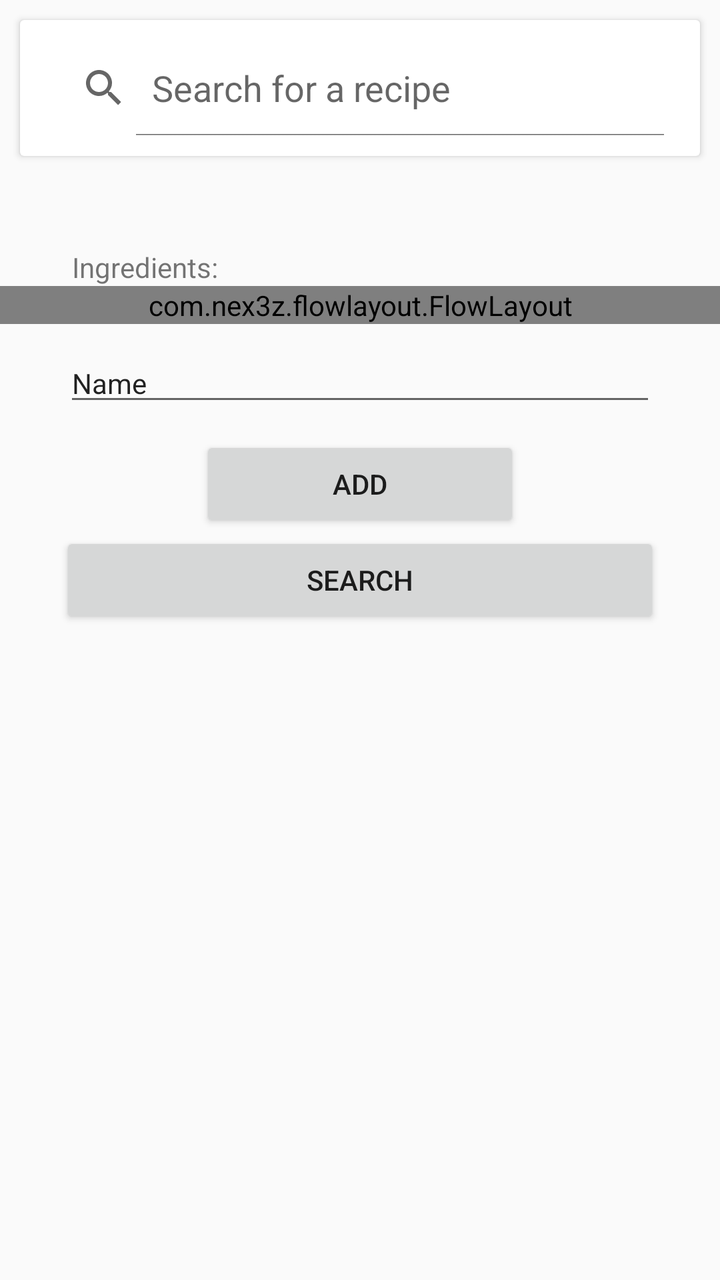
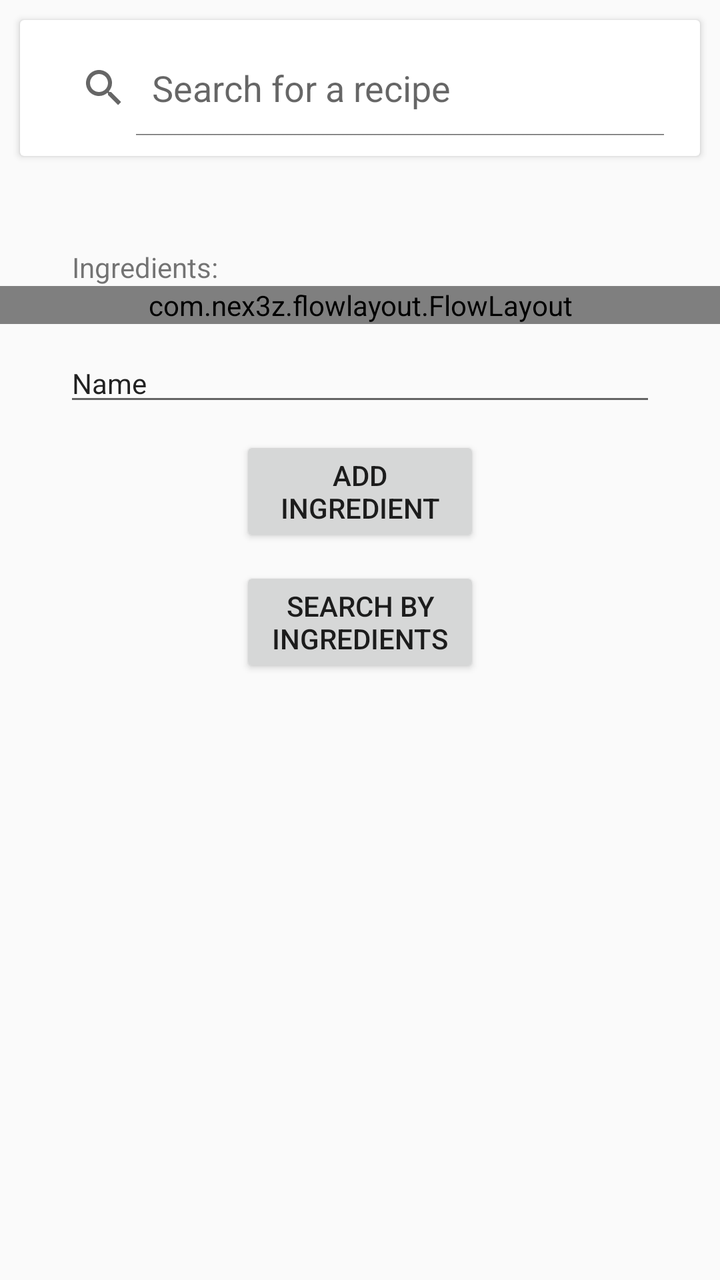

Two renders of the same Android screen: before a commit and after it. Below are the layout's source before the change and the commit's diff.
<!-- AndroidManifest.xml: application theme AppTheme -->
<!-- res/layout/fragment_search.xml -->
<?xml version="1.0" encoding="utf-8"?>
<FrameLayout xmlns:android="http://schemas.android.com/apk/res/android"
    xmlns:app="http://schemas.android.com/apk/res-auto"
    xmlns:tools="http://schemas.android.com/tools"
    android:layout_width="match_parent"
    android:layout_height="match_parent"
    tools:context=".SearchFragment">

    


    <ScrollView
        android:layout_width="match_parent"
        android:layout_height="match_parent">

        <LinearLayout
            android:id="@+id/searchLinearLayout"
            android:layout_width="match_parent"
            android:layout_height="wrap_content"
            android:orientation="vertical">

            <android.support.v7.widget.CardView
                android:layout_width="match_parent"
                android:layout_height="match_parent"
                android:layout_margin="10dp">

                <SearchView
                    android:id="@+id/recipeSearchView"
                    android:layout_width="match_parent"
                    android:layout_height="match_parent"
                    android:layout_margin="10dp"
                    android:fadingEdge="horizontal|vertical"
                    android:iconifiedByDefault="false"
                    android:queryHint="Search for a recipe" />
            </android.support.v7.widget.CardView>


            <LinearLayout
                android:id="@+id/ingredientsLinearLayout"
                android:layout_width="match_parent"
                android:layout_height="match_parent"
                android:orientation="vertical">

                <TextView
                    android:id="@+id/recipeIngredientsFilterText"
                    android:layout_width="match_parent"
                    android:layout_height="wrap_content"
                    android:layout_marginEnd="32dp"
                    android:layout_marginStart="36dp"
                    android:layout_marginTop="36dp"
                    android:text="Ingredients:"
                    app:layout_constraintStart_toStartOf="parent"
                    app:layout_constraintTop_toBottomOf="@+id/recipeNameFilterText" />

                
                    
                    
                    
                    
                    
                    

                <com.nex3z.flowlayout.FlowLayout
                    xmlns:app="http://schemas.android.com/apk/res-auto"
                    android:id="@+id/searchFlowLayout"
                    android:layout_width="match_parent"
                    android:layout_height="wrap_content"
                    app:flChildSpacing="auto"
                    app:flChildSpacingForLastRow="align"
                    app:flRowSpacing="8dp">

                </com.nex3z.flowlayout.FlowLayout>

            </LinearLayout>

            <EditText
                android:id="@+id/recipeIngredientsFilterInput1"
                android:layout_width="match_parent"
                android:layout_height="match_parent"
                android:layout_marginEnd="32dp"
                android:layout_marginStart="32dp"
                android:layout_marginTop="10dp"
                android:ems="10"
                android:inputType="textPersonName"
                android:text="Name"
                android:textSize="14sp" />

            <Button
                android:id="@+id/addIngredientsButton"
                android:layout_width="match_parent"
                android:layout_height="wrap_content"
                android:layout_marginEnd="100dp"
                android:layout_marginStart="100dp"
                android:layout_marginTop="10dp"
                android:onClick="addIngredientToList"
                android:text="Add" />

            <Button
                android:id="@+id/searchButton"
                android:layout_width="match_parent"
                android:layout_height="wrap_content"
                android:layout_marginEnd="30dp"
                android:layout_marginStart="30dp"
                android:layout_marginTop="0dp"
                android:text="Search"
                app:layout_constraintEnd_toEndOf="parent"
                app:layout_constraintTop_toBottomOf="@+id/recipeNameFilterTextInput" />

        </LinearLayout>
    </ScrollView>

</FrameLayout>
<!-- resources referenced by this layout -->
<resources>
  <style name="AppTheme" parent="Theme.AppCompat.Light.DarkActionBar">
          
          <item name="colorPrimary">@color/colorPrimary</item>
          <item name="colorPrimaryDark">@color/colorPrimaryDark</item>
          <item name="colorAccent">@color/colorAccent</item>
      </style>
  <color name="colorPrimary">#3F51B5</color>
  <color name="colorPrimaryDark">#303F9F</color>
  <color name="colorAccent">#FF4081</color>
</resources>

<!-- the commit's change to res/layout/fragment_search.xml (unified diff, before → after) -->
@@ -89,20 +89,20 @@
                 android:id="@+id/addIngredientsButton"
                 android:layout_width="match_parent"
                 android:layout_height="wrap_content"
-                android:layout_marginEnd="100dp"
-                android:layout_marginStart="100dp"
+                android:layout_marginEnd="120dp"
+                android:layout_marginStart="120dp"
                 android:layout_marginTop="10dp"
                 android:onClick="addIngredientToList"
-                android:text="Add" />
+                android:text="Add ingredient" />
 
             <Button
                 android:id="@+id/searchButton"
                 android:layout_width="match_parent"
                 android:layout_height="wrap_content"
-                android:layout_marginEnd="30dp"
-                android:layout_marginStart="30dp"
-                android:layout_marginTop="0dp"
-                android:text="Search"
+                android:layout_marginEnd="120dp"
+                android:layout_marginStart="120dp"
+                android:layout_marginTop="10dp"
+                android:text="Search by ingredients"
                 app:layout_constraintEnd_toEndOf="parent"
                 app:layout_constraintTop_toBottomOf="@+id/recipeNameFilterTextInput" />
 
